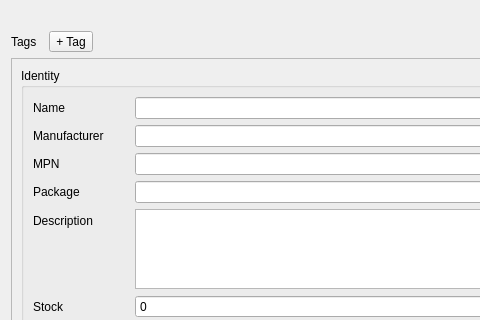
The window that examples/PartManagerApp/src/ui/PartManager_PartEditorDialog.ui (KROIA/PartManager) describes before a commit, drawn with Qt 5; both pictures show x 0 to 480 and y 0 to 320 of the 620 by 620 pixel window.
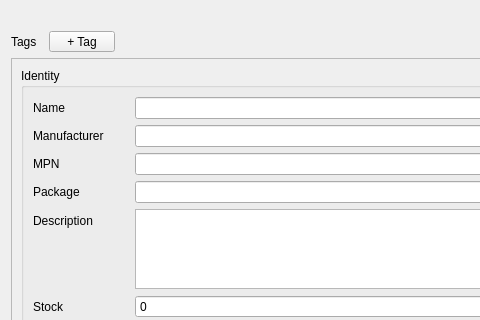
The same window after the commit.

Commit message:
widen the part editor's "+ Tag" button
~ minimum width 66 px so the popup arrow clears the label text

Patch:
```diff
--- a/examples/PartManagerApp/src/ui/PartManager_PartEditorDialog.ui
+++ b/examples/PartManagerApp/src/ui/PartManager_PartEditorDialog.ui
@@ -53,6 +53,12 @@
      </item>
      <item>
       <widget class="QToolButton" name="addTagButton">
+       <property name="minimumSize">
+        <size>
+         <width>66</width>
+         <height>0</height>
+        </size>
+       </property>
        <property name="text">
         <string>+ Tag</string>
        </property>
```
